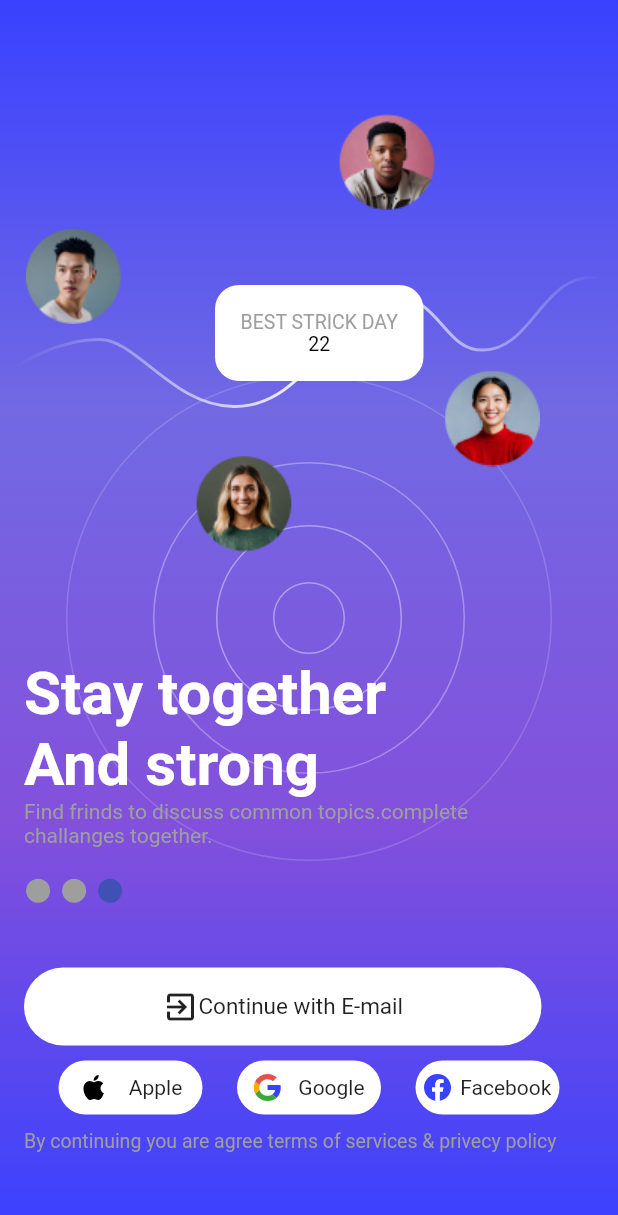
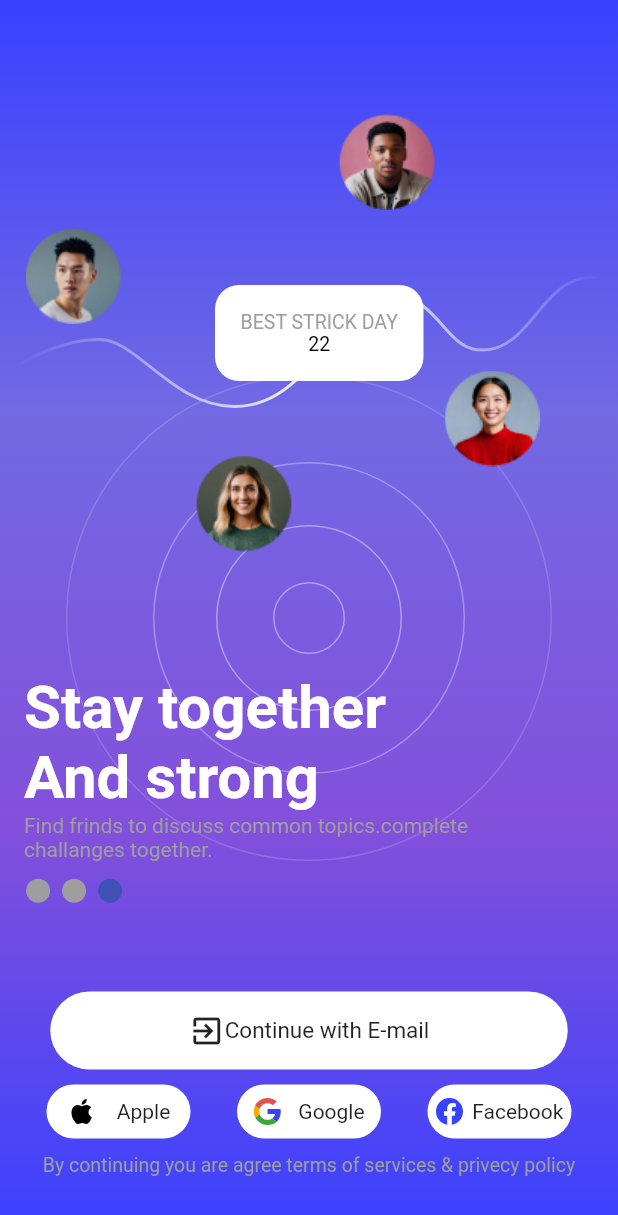
Before and after one commit to KhaledElalfy1/Habit-tracker, a Flutter app: the screen it shows after launch, swiped to page 3, on a phone screen of 412 x 824 dp. Shown: the top 1215 px of the screen. Run offline on Flutter 3.47's test engine with Material 2 defaults, Android fonts, the phone set to English and light mode, and no system bars; drawn by our look-alikes of smooth_page_indicator; our stand-ins replace flutter_svg, percent_indicator.

Commit message:
make login buttoms in main boarding

```diff
--- a/lib/screens/boarding_screen_3.dart
+++ b/lib/screens/boarding_screen_3.dart
@@ -1,5 +1,4 @@
 import 'package:flutter/material.dart';
-import 'package:flutter_svg/flutter_svg.dart';
 
 import '../widgets/custom_login_container.dart';
 import '../widgets/custom_row_with_svg.dart';
@@ -89,84 +88,84 @@ class OnBoardingScreen3 extends StatelessWidget {
                   ]),
             ),
           ),
-          Padding(
-            padding: const EdgeInsets.all(16.0),
+          const Padding(
+            padding: EdgeInsets.only(left: 16.0, right: 16.0, bottom: 170),
             child: Column(
               mainAxisAlignment: MainAxisAlignment.end,
               crossAxisAlignment: CrossAxisAlignment.start,
               children: [
-                const Text(
+                Text(
                   'Stay together',
                   style: TextStyle(
                       fontSize: 40,
                       fontWeight: FontWeight.bold,
                       color: Colors.white),
                 ),
-                const Text(
+                Text(
                   'And strong',
                   style: TextStyle(
                       fontSize: 40,
                       fontWeight: FontWeight.bold,
                       color: Colors.white),
                 ),
-                const Text(
+                Text(
                   'Find frinds to discuss common topics.complete\nchallanges together.',
                   style: TextStyle(color: Colors.grey),
                 ),
-                const SizedBox(
+                SizedBox(
                   height: 30,
                 ),
-                const SizedBox(
+                SizedBox(
                   height: 50,
                 ),
-                Container(
-                  width: 345,
-                  height: 52,
-                  decoration: BoxDecoration(
-                    color: Colors.white,
-                    borderRadius: BorderRadius.circular(40),
-                  ),
-                  child: const Row(
-                    mainAxisAlignment: MainAxisAlignment.center,
-                    children: [
-                      Icon(Icons.exit_to_app),
-                      Text(
-                        'Continue with E-mail',
-                        style: TextStyle(
-                          fontSize: 15,
-                        ),
-                      ),
-                    ],
-                  ),
-                ),
-                const SizedBox(
-                  height: 10,
-                ),
-                const Row(
-                  mainAxisAlignment: MainAxisAlignment.spaceEvenly,
-                  children: [
-                    LoginContainer(
-                        imagePath: 'assets/images/Apple.svg', text: 'Apple'),
-                    LoginContainer(
-                        imagePath: 'assets/images/Google.svg', text: 'Google'),
-                    LoginContainer(
-                        imagePath: 'assets/images/Facebook.svg',
-                        text: 'Facebook'),
-                  ],
-                ),
-                const SizedBox(
-                  height: 10,
-                ),
-                const Text(
-                  'By continuing you are agree terms of services & privecy policy',
-                  style: TextStyle(
-                    color: Colors.grey,
-                    fontSize: 13,
-                  ),
-                ),
-                const SizedBox(
-                  height: 40,
-                ),
+                // Container(
+                //   width: 345,
+                //   height: 52,
+                //   decoration: BoxDecoration(
+                //     color: Colors.white,
+                //     borderRadius: BorderRadius.circular(40),
+                //   ),
+                //   child: const Row(
+                //     mainAxisAlignment: MainAxisAlignment.center,
+                //     children: [
+                //       Icon(Icons.exit_to_app),
+                //       Text(
+                //         'Continue with E-mail',
+                //         style: TextStyle(
+                //           fontSize: 15,
+                //         ),
+                //       ),
+                //     ],
+                //   ),
+                // ),
+                // const SizedBox(
+                //   height: 10,
+                // ),
+                // const Row(
+                //   mainAxisAlignment: MainAxisAlignment.spaceEvenly,
+                //   children: [
+                //     LoginContainer(
+                //         imagePath: 'assets/images/Apple.svg', text: 'Apple'),
+                //     LoginContainer(
+                //         imagePath: 'assets/images/Google.svg', text: 'Google'),
+                //     LoginContainer(
+                //         imagePath: 'assets/images/Facebook.svg',
+                //         text: 'Facebook'),
+                //   ],
+                // ),
+                // const SizedBox(
+                //   height: 10,
+                // ),
+                // const Text(
+                //   'By continuing you are agree terms of services & privecy policy',
+                //   style: TextStyle(
+                //     color: Colors.grey,
+                //     fontSize: 13,
+                //   ),
+                // ),
+                // const SizedBox(
+                //   height: 40,
+                // ),
               ],
             ),
           ),
--- a/lib/screens/on_boarding_screens.dart
+++ b/lib/screens/on_boarding_screens.dart
@@ -3,6 +3,8 @@ import 'package:habit_tracker/screens/boarding_screen_1.dart';
 import 'package:habit_tracker/screens/boarding_screen_2.dart';
 import 'package:habit_tracker/screens/boarding_screen_3.dart';
 import 'package:smooth_page_indicator/smooth_page_indicator.dart';
+
+import '../widgets/custom_login_container.dart';
 
 class OnBoardingScreens extends StatefulWidget {
   const OnBoardingScreens({super.key});
@@ -34,6 +36,73 @@ class _OnBoardingScreensState extends State<OnBoardingScreens> {
               effect: const SwapEffect(),
             ),
           ),
+          Column(
+            mainAxisAlignment: MainAxisAlignment.end,
+            children: [
+              GestureDetector(
+                onTap: () {
+                  print('Email');
+                },
+                child: Container(
+                  width: 345,
+                  height: 52,
+                  decoration: BoxDecoration(
+                    color: Colors.white,
+                    borderRadius: BorderRadius.circular(40),
+                  ),
+                  child: const Row(
+                      mainAxisAlignment: MainAxisAlignment.center,
+                      children: [
+                        Icon(Icons.exit_to_app),
+                        Text(
+                          'Continue with E-mail',
+                          style: TextStyle(
+                            fontSize: 15,
+                          ),
+                        ),
+                      ]),
+                ),
+              ),
+              const SizedBox(
+                height: 10,
+              ),
+               Row(
+                mainAxisAlignment: MainAxisAlignment.spaceEvenly,
+                children: [
+                  LoginContainer(
+                      onTap: () {
+                        debugPrint('apple');
+                      },
+                      imagePath: 'assets/images/Apple.svg',
+                      text: 'Apple'),
+                  LoginContainer(
+                     onTap: () {
+                        debugPrint('google');
+                      },
+                      imagePath: 'assets/images/Google.svg', text: 'Google'),
+                  LoginContainer(
+                     onTap: () {
+                        debugPrint('facebook');
+                      },
+                      imagePath: 'assets/images/Facebook.svg',
+                      text: 'Facebook'),
+                ],
+              ),
+              const SizedBox(
+                height: 10,
+              ),
+              const Text(
+                'By continuing you are agree terms of services & privecy policy',
+                style: TextStyle(
+                  color: Colors.grey,
+                  fontSize: 13,
+                ),
+              ),
+              const SizedBox(
+                height: 40,
+              ),
+            ],
+          )
         ],
       ),
     );
--- a/lib/widgets/custom_login_container.dart
+++ b/lib/widgets/custom_login_container.dart
@@ -3,11 +3,14 @@ import 'package:flutter_svg/svg.dart';
 
 class LoginContainer extends StatelessWidget {
   const LoginContainer(
-      {super.key, required this.imagePath, required this.text});
+      {super.key, required this.imagePath, required this.text, this.onTap});
   final String imagePath, text;
+  final void Function()? onTap;
   @override
   Widget build(BuildContext context) {
-    return Container(
+    return GestureDetector(
+      onTap: onTap,
+      child: Container(
         width: 96,
         height: 36,
         decoration: BoxDecoration(
@@ -21,6 +24,7 @@ class LoginContainer extends StatelessWidget {
             Text(text),
           ],
         ),
+      ),
     );
   }
 }
```
Also changed, not shown: lib/screens/boarding_screen_1.dart (+66 -57 lines), lib/screens/boarding_screen_2.dart (+52 -50 lines), assets/images/avatar 1.png, assets/images/avatar 2.png, assets/images/avatar 3.png. Lines whose indentation alone changed are shown as unchanged.
